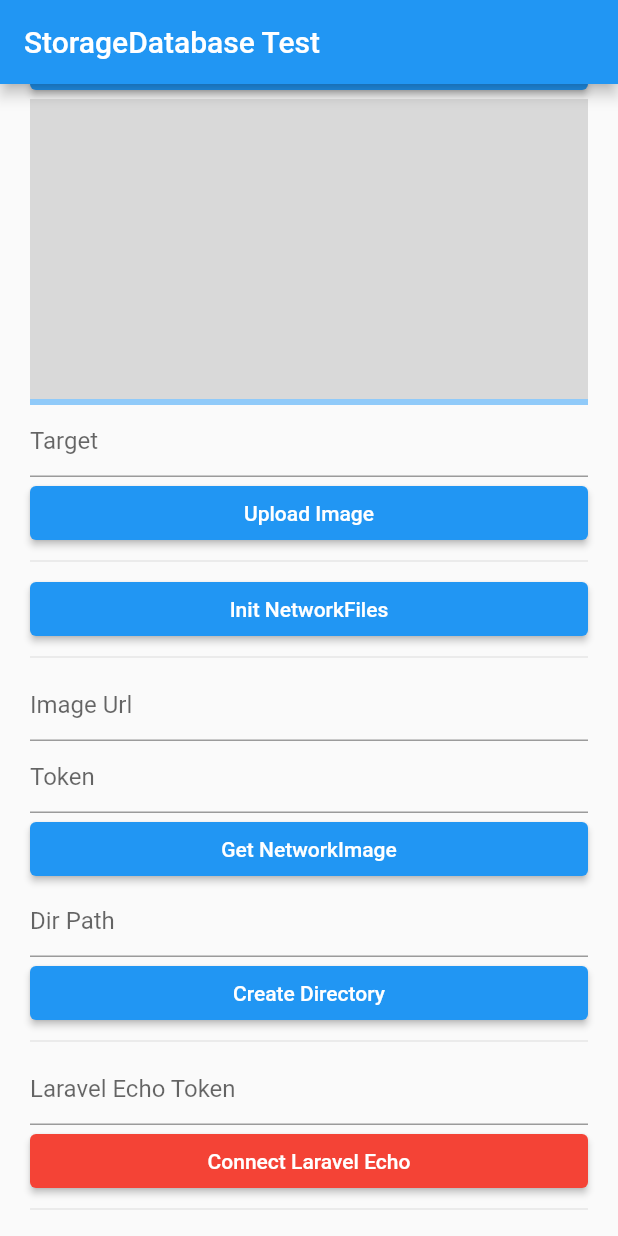
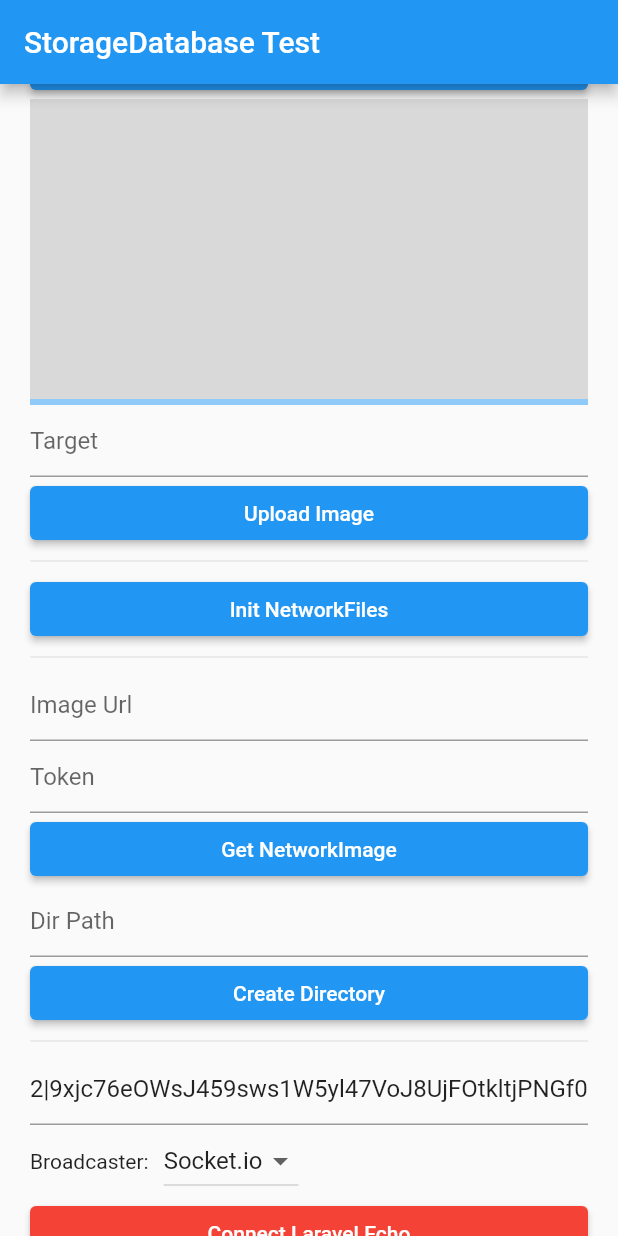
Before and after one commit to AbdoPrDZ/storage_database, a Flutter app: the screen it shows after launch, scrolled down 480 dp, on a phone screen of 412 x 824 dp. Run offline on Flutter 3.47's test engine with Material 2 defaults, Android fonts, the phone set to English and light mode, and no system bars; our stand-ins replace file_picker, shared_preferences, shimmer, socket_io_client; missing offline and left inert: laravel_echo_null, pusher_client_fixed.

Commit message:
^0.0.9+4

```diff
--- a/example/lib/main.dart
+++ b/example/lib/main.dart
@@ -1,13 +1,15 @@
+import 'dart:convert';
 import 'dart:developer';
-import 'dart:io';
+import 'dart:io' as io;
 
 import 'package:file_picker/file_picker.dart';
 import 'package:flutter/material.dart';
 import 'package:http/http.dart' as http;
+import 'package:socket_io_client/socket_io_client.dart';
 
 import 'package:storage_database/storage_database.dart';
 
-Future<void> main() async {
+void main() {
   runApp(const MyApp());
 }
 
@@ -53,8 +55,12 @@ class _MyHomePageState extends State<MyHomePage> {
       return;
     }
     storageDatabase = await StorageDatabase.getInstance();
+    await storageDatabase!.collection('messages').set({});
+    storageDatabase!
+        .collection('messages')
+        .stream()
+        .listen((data) => setState(() => messages = data));
     setState(() {});
-    storageDatabase!.collection('products').set({});
     snackbar('StorageDatabase initializing successfully');
   }
 
@@ -245,10 +251,12 @@ class _MyHomePageState extends State<MyHomePage> {
     snackbar('Directory created successfully');
   }
 
-  TextEditingController echoTokenController = TextEditingController();
+  TextEditingController echoTokenController = TextEditingController(
+    text: '2|9xjc76eOWsJ459sws1W5yl47VoJ8UjFOtkltjPNGf0752ef7',
+  );
   String broadcaster = 'socket.io';
   bool laravelEchoConnected = false;
-  Map products = {};
+  Map messages = {};
   connectLaravelEcho() {
     if (storageDatabase == null) {
       snackbar("You need to init StorageDatabase first");
@@ -257,8 +265,8 @@ class _MyHomePageState extends State<MyHomePage> {
 
     if (broadcaster == 'socket.io') {
       storageDatabase!.initSocketLaravelEcho(
-        'http://192.168.1.105:6001',
-        [ProductMigration(storageDatabase!, 'products')],
+        'http://localhost:6001',
+        [MessageMigration(storageDatabase!, 'messages')],
         autoConnect: false,
         authHeaders: {'Authorization': 'Bearer ${echoTokenController.text}'},
         moreOptions: {
@@ -269,20 +277,19 @@ class _MyHomePageState extends State<MyHomePage> {
       // const String appId = "1321495";
       const String key = "037c47e0cbdc81fb7144";
       const String cluster = "mt1";
-      const String hostEndPoint = "192.168.1.105";
+      const String hostEndPoint = "localhost";
       const String hostAuthEndPoint = "http://$hostEndPoint/broadcasting/auth";
-      const String token = "34|yzWaxwGZz75Xqk4tXviP4uhAc0sVB14OLVXEmoxg";
       const int port = 6001;
       storageDatabase!.initPusherLaravelEcho(
         key,
-        [ProductMigration(storageDatabase!, 'products')],
+        [MessageMigration(storageDatabase!, 'messages')],
         host: hostEndPoint,
         wsPort: port,
         cluster: cluster,
         encrypted: true,
         authEndPoint: hostAuthEndPoint,
         authHeaders: {
-          'Authorization': 'Bearer $token',
+          'Authorization': 'Bearer ${echoTokenController.text}',
         },
         autoConnect: false,
         enableLogging: true,
@@ -304,10 +311,6 @@ class _MyHomePageState extends State<MyHomePage> {
     storageDatabase!.laravelEcho!.connector.onError((err) {
       log('socketError: $err');
     });
-    storageDatabase!
-        .collection('products')
-        .stream()
-        .listen((data) => setState(() => products = data));
     snackbar('Laravel echo connected successfully');
   }
 
@@ -384,7 +387,7 @@ class _MyHomePageState extends State<MyHomePage> {
                         color: const Color.fromARGB(255, 217, 217, 217),
                         image: imagePath != null
                             ? DecorationImage(
-                                image: FileImage(File(imagePath!)),
+                                image: FileImage(io.File(imagePath!)),
                               )
                             : null,
                       ),
@@ -434,6 +437,28 @@ class _MyHomePageState extends State<MyHomePage> {
                     decoration:
                         const InputDecoration(hintText: 'Laravel Echo Token'),
                   ),
+                  Row(
+                    children: [
+                      const Text('Broadcaster:'),
+                      const SizedBox(width: 10),
+                      DropdownButton<String>(
+                        value: broadcaster,
+                        items: const [
+                          DropdownMenuItem(
+                            value: 'socket.io',
+                            child: Text('Socket.io'),
+                          ),
+                          DropdownMenuItem(
+                            value: 'pusher',
+                            child: Text('Pusher'),
+                          ),
+                        ],
+                        onChanged: (value) => setState(
+                          () => broadcaster = value ?? broadcaster,
+                        ),
+                      ),
+                    ],
+                  ),
                   ElevatedButton(
                     onPressed: laravelEchoConnected
                         ? storageDatabase!.laravelEcho!.disconnect
@@ -454,7 +479,7 @@ class _MyHomePageState extends State<MyHomePage> {
                     ),
                   if (storageDatabase != null)
                     // StreamBuilder(
-                    //   stream: storageDatabase!.collection('products').stream(),
+                    //   stream: storageDatabase!.collection('messages').stream(),
                     //   builder: (context, snapshot) =>
                     Container(
                       height: 200,
@@ -462,7 +487,8 @@ class _MyHomePageState extends State<MyHomePage> {
                       padding: const EdgeInsets.all(5),
                       child: SingleChildScrollView(
                         // child: Text(snapshot.data?.toString() ?? 'None'),
-                        child: Text(products.toString()),
+                        child: Text(const JsonEncoder.withIndent('  ')
+                            .convert(messages)),
                       ),
                     ),
                   // ),
@@ -475,40 +501,49 @@ class _MyHomePageState extends State<MyHomePage> {
       );
 }
 
-class ProductMigration extends LaravelEchoMigration {
-  ProductMigration(super.storageDatabase, super.collectionId);
+class MessageMigration extends LaravelEchoMigration {
+  MessageMigration(super.storageDatabase, super.collectionId);
 
   @override
-  String get migrationName => 'Product';
+  String get migrationName => 'messages';
 
   @override
-  String get itemName => 'product';
+  String get itemName => 'message';
 
   @override
-  Channel get channel => storageDatabase.laravelEcho!.private('products');
+  Channel get channel => storageDatabase.laravelEcho!.private('messages');
 
   @override
   Map<EventsType, String> get eventsNames => {
-        EventsType.create: '${migrationName}CreatedEvent',
-        EventsType.update: '${migrationName}UpdatedEvent',
-        EventsType.delete: '${migrationName}DeletedEvent',
+        EventsType.create: 'MessageCreatedEvent',
+        EventsType.update: 'MessageUpdatedEvent',
+        EventsType.delete: 'MessageDeletedEvent',
       };
 
   @override
+  setup() {
+    super.setup();
+    channel.listen('channel_subscribe_success', (Map messages) {
+      print('messages: $messages');
+      set(messages, keepData: false);
+    });
+  }
+
+  @override
   onCreate(Map data) {
-    log('Product Created $data');
+    log('Message Created $data');
     return super.onCreate(data);
   }
 
   @override
   onUpdate(Map data) {
-    log('Product Updated $data');
+    log('Message Updated $data');
     return super.onUpdate(data);
   }
 
   @override
   onDelete(Map data) {
-    log('Product Deleted $data');
+    log('Message Deleted $data');
     return super.onDelete(data);
   }
 }
--- a/example/pubspec.yaml
+++ b/example/pubspec.yaml
@@ -4,7 +4,7 @@ publish_to: none
 version: 1.0.0+1
 
 environment:
-  sdk: '>=3.0.5 <4.0.0'
+  sdk: '>=3.1.0 <4.0.0'
 
 dependencies:
   flutter:
@@ -15,6 +15,7 @@ dependencies:
   http: ^0.13.5
   file_picker: ^5.2.4
   pusher_client_fixed: ^0.0.2
+  socket_io_client: ^2.0.2
 
 dev_dependencies:
   flutter_test:
--- a/pubspec.yaml
+++ b/pubspec.yaml
@@ -1,17 +1,17 @@
 name: storage_database
 description: A quick and simple offline StorageDatabase package for flutter
-version: 0.0.9+3
+version: 0.0.9+4
 homepage: https://github.com/AbdoPrDZ/storage_database.git
 
 environment:
-  sdk: '>=3.0.5 <4.0.0'
+  sdk: '>=3.1.0 <4.0.0'
   flutter: '>=1.17.0'
 
 dependencies:
   flutter:
     sdk: flutter
   http: ^0.13.5
-  laravel_echo_null: ^0.0.5+2
+  laravel_echo_null: ^0.0.5+3
   path: ^1.8.2
   path_provider: ^2.0.11
   shared_preferences: ^2.0.15
```
Also changed, not shown: lib/storage_database.dart (+9 -6 lines), 3 other files.
